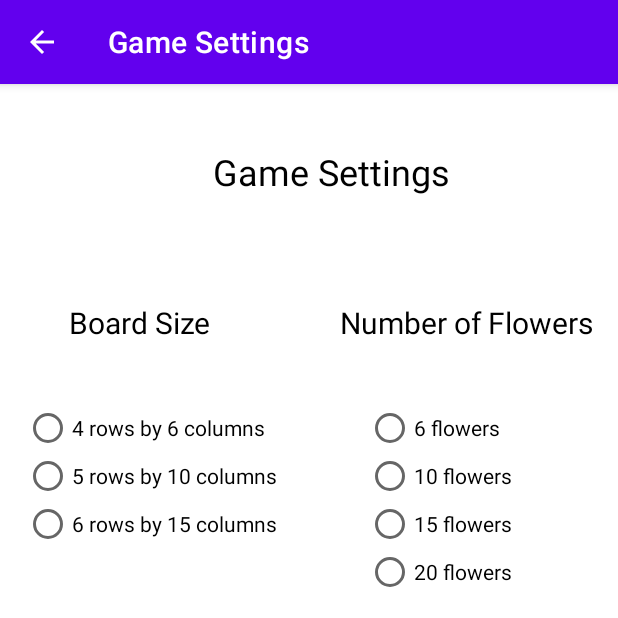
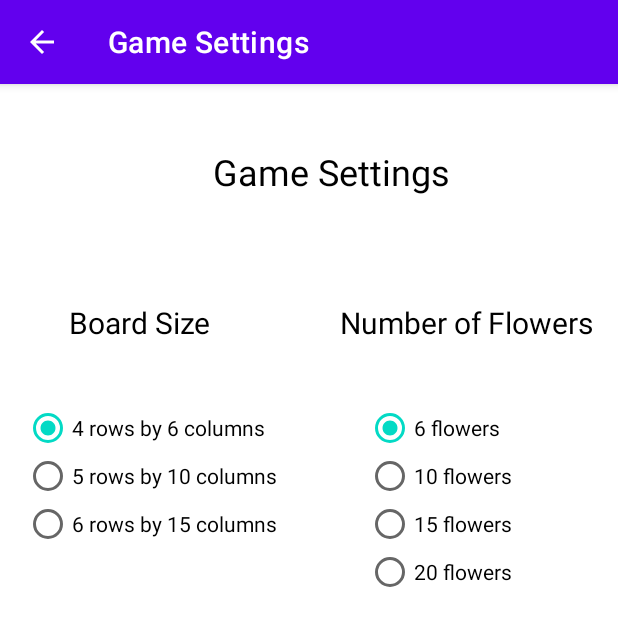
Before and after one commit to simran-nijjar/flowerseeker, an Android app: the GameSettings screen opened directly, with no data from a screen before it, on a phone screen of 412 x 824 dp, the top half of it. Run offline under Robolectric (Android 15) with nearby library versions, the phone set to English and light mode, and no system bars.

Commit message:
Add methods to save and get flowers from the GameSettings(options)

```diff
--- a/app/src/main/java/ca/cmpt276/assignment3/GameSettings.java
+++ b/app/src/main/java/ca/cmpt276/assignment3/GameSettings.java
@@ -4,6 +4,7 @@
 
 package ca.cmpt276.assignment3;
 
+import android.annotation.SuppressLint;
 import android.content.Context;
 import android.content.Intent;
 import android.content.SharedPreferences;
@@ -52,7 +53,7 @@ public class GameSettings extends AppCompatActivity {
 
             group.addView(button);
 
-            if (board_size == get_board_size(this)){
+            if (board_size.equals(get_board_size(this))){
                 button.setChecked(true);
             }
         }
@@ -62,6 +63,7 @@ public class GameSettings extends AppCompatActivity {
         SharedPreferences preferences = this.getSharedPreferences("Board Size Preferences", MODE_PRIVATE);
         SharedPreferences.Editor editor = preferences.edit();
         editor.putString("Board Size", board_size);
+        editor.apply();
 
         if (board_size.equals("4 rows by 6 columns")){
             game_details.set_rows(4);
@@ -69,13 +71,12 @@ public class GameSettings extends AppCompatActivity {
         }
         if (board_size.equals("5 rows by 10 columns")){
             game_details.set_rows(5);
-            game_details.set_cols(6);
+            game_details.set_cols(10);
         }
         if (board_size.equals("6 rows by 15 columns")) {
             game_details.set_rows(6);
             game_details.set_cols(15);
         }
-        editor.apply();
     }
 
     static public String get_board_size(Context context){
@@ -84,24 +85,43 @@ public class GameSettings extends AppCompatActivity {
         return preferences.getString("Board Size", default_size);
     }
 
+    @SuppressLint("SetTextI18n")
     private void create_radio_flowers(){
         RadioGroup group = findViewById(R.id.radio_group_flowers);
-        String[] flowers_array = getResources().getStringArray(R.array.flowers);
+        int[] flowers_array = getResources().getIntArray(R.array.flowers);
 
         for (int i = 0; i < flowers_array.length; i++){
-            final String flowers = flowers_array[i];
+            final int flowers = flowers_array[i];
 
             RadioButton button = new RadioButton(this);
-            button.setText(getString(R.string.display_string_option, flowers));
+            button.setText(getString(R.string.display_flowers_string, flowers));
 
             button.setOnClickListener(new View.OnClickListener() {
                 @Override
                 public void onClick(View v) {
-                    Toast.makeText(GameSettings.this, "You clicked " + flowers, Toast.LENGTH_SHORT).show();
+                    save_flowers(flowers);
                 }
             });
 
             group.addView(button);
+
+            if (flowers == get_saved_flowers(this)){
+                button.setChecked(true);
+            }
         }
     }
+
+    private void save_flowers(int flowers) {
+        SharedPreferences preferences = this.getSharedPreferences("Flower Preferences", MODE_PRIVATE);
+        SharedPreferences.Editor editor = preferences.edit();
+        editor.putInt("Number of flowers", flowers);
+        game_details.set_flowers(flowers);
+        editor.apply();
+    }
+
+    static public int get_saved_flowers(Context context){
+        SharedPreferences preferences = context.getSharedPreferences("Flower Preferences", MODE_PRIVATE);
+        int default_flowers = context.getResources().getInteger(R.integer.default_num_flowers);
+        return preferences.getInt("Number of flowers",default_flowers);
+    }
 }
--- a/app/src/main/res/values/flowers.xml
+++ b/app/src/main/res/values/flowers.xml
@@ -1,9 +1,11 @@
 <?xml version="1.0" encoding="utf-8"?>
 <resources>
-    <string-array name="flowers">
-        <item> 6 flowers</item>
-        <item> 10 flowers</item>
-        <item> 15 flowers</item>
-        <item> 20 flowers</item>
-    </string-array>
+    <integer-array name="flowers">
+        <item>6</item>
+        <item>10</item>
+        <item>15</item>
+        <item>20</item>
+    </integer-array>
+
+    <integer name="default_num_flowers">6</integer>
 </resources>
--- a/app/src/main/res/values/strings.xml
+++ b/app/src/main/res/values/strings.xml
@@ -1,4 +1,5 @@
 <resources>
     <string name="app_name">Assignment 3</string>
     <string name="display_string_option">"%1s "</string>
+    <string name="display_flowers_string">"%1$d flowers"</string>
 </resources>
```
Also changed, not shown: app/src/main/java/ca/cmpt276/assignment3/model/GameDetails.java (+9 -0 lines).
